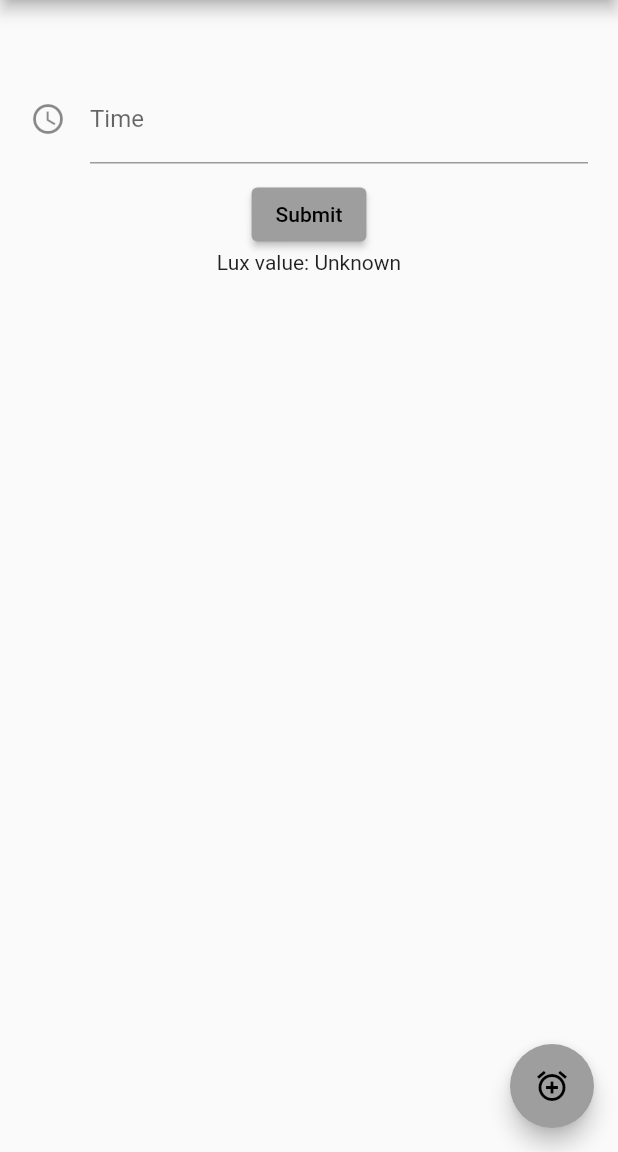
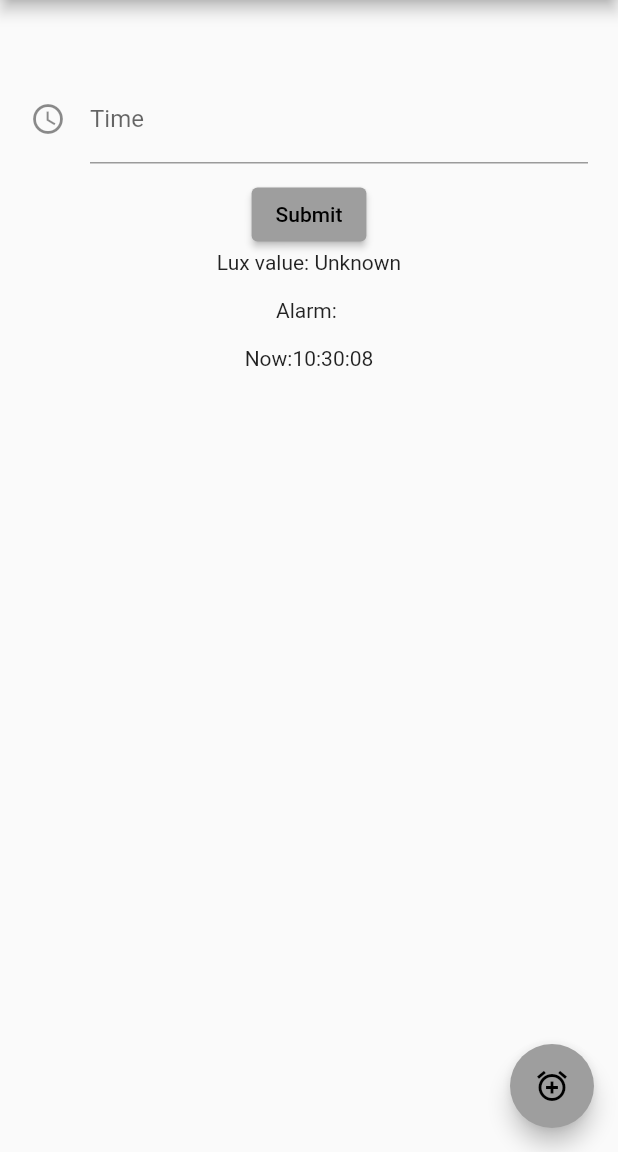
Before and after one commit to ycchu8992/Light-Clock, a Flutter app: the screen it shows after launch, after a tap on the "alarm add" icon, on a phone screen of 412 x 824 dp, the part 84-1236 px from its top. Run offline on Flutter 3.47's test engine with Material 2 defaults, Android fonts, the phone set to English and light mode, and no system bars; drawn by our look-alikes of date_time_picker; our stand-ins replace audioplayers; missing offline and left inert: light, torch_light.

Commit message:
Update main.dart

```diff
--- a/lib/main.dart
+++ b/lib/main.dart
@@ -39,6 +39,7 @@ class _MyHomePageState extends State<MyHomePage> {
   String _valueChanged4 = '';
   String _valueToValidate4 = '';
   String _valueSaved4 = '';
+  String _currentTime = '';
   String _luxString = 'Unknown';
   String clk = '';
   late Light _light;
@@ -96,10 +97,14 @@ class _MyHomePageState extends State<MyHomePage> {
 
   void _countdown() {
     audioPlayer.setSourceAsset("Radar.mp3");
-    Timer.periodic(const Duration(seconds: 2), (timer) {
+    new Timer.periodic(const Duration(seconds: 1), (timer) {
       String lsHour = TimeOfDay.now().hour.toString().padLeft(2, '0');
       String lsMinute = TimeOfDay.now().minute.toString().padLeft(2, '0');
+      String lsSecond = DateTime.now().second.toString().padLeft(2, '0');
       _controller4 = TextEditingController(text: '$lsHour:$lsMinute');
+      setState(() {
+        _currentTime = '$lsHour:$lsMinute:$lsSecond';
+      });
       if ('$lsHour:$lsMinute' == _valueSaved4) {
         wakeup = 1;
         audioPlayer.setReleaseMode(ReleaseMode.loop);
@@ -151,6 +156,8 @@ class _MyHomePageState extends State<MyHomePage> {
                   child: Text('Submit'),
                 ),
                 Text('Lux value: $_luxString\n'),
+                Text('Alarm: $_valueSaved4\n'),
+                Text("Now:" + _currentTime),
               ],
             ),
           ),
```
